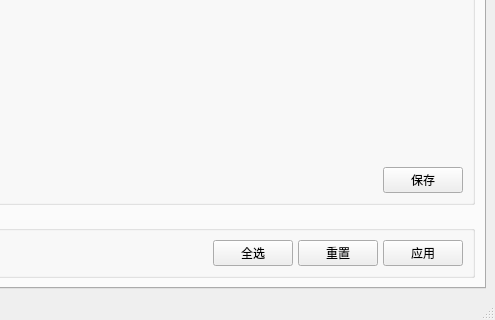
xxx88qqq/autotst, file mainwindow.ui: the form before one commit; both pictures show x 589 to 1084 and y 409 to 729 of the 1084 by 729 pixel window.
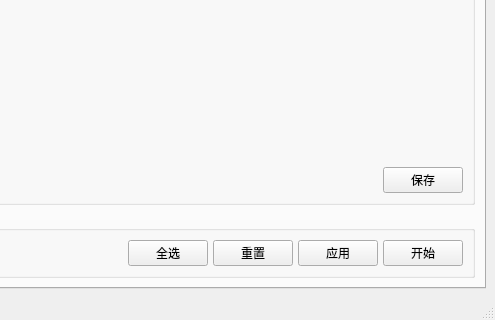
The form after the commit.

Diff of the .ui file:
```diff
--- a/mainwindow.ui
+++ b/mainwindow.ui
@@ -228,6 +228,13 @@
                  </property>
                 </widget>
                </item>
+               <item>
+                <widget class="QPushButton" name="pb_start">
+                 <property name="text">
+                  <string>开始</string>
+                 </property>
+                </widget>
+               </item>
               </layout>
              </item>
             </layout>
```
